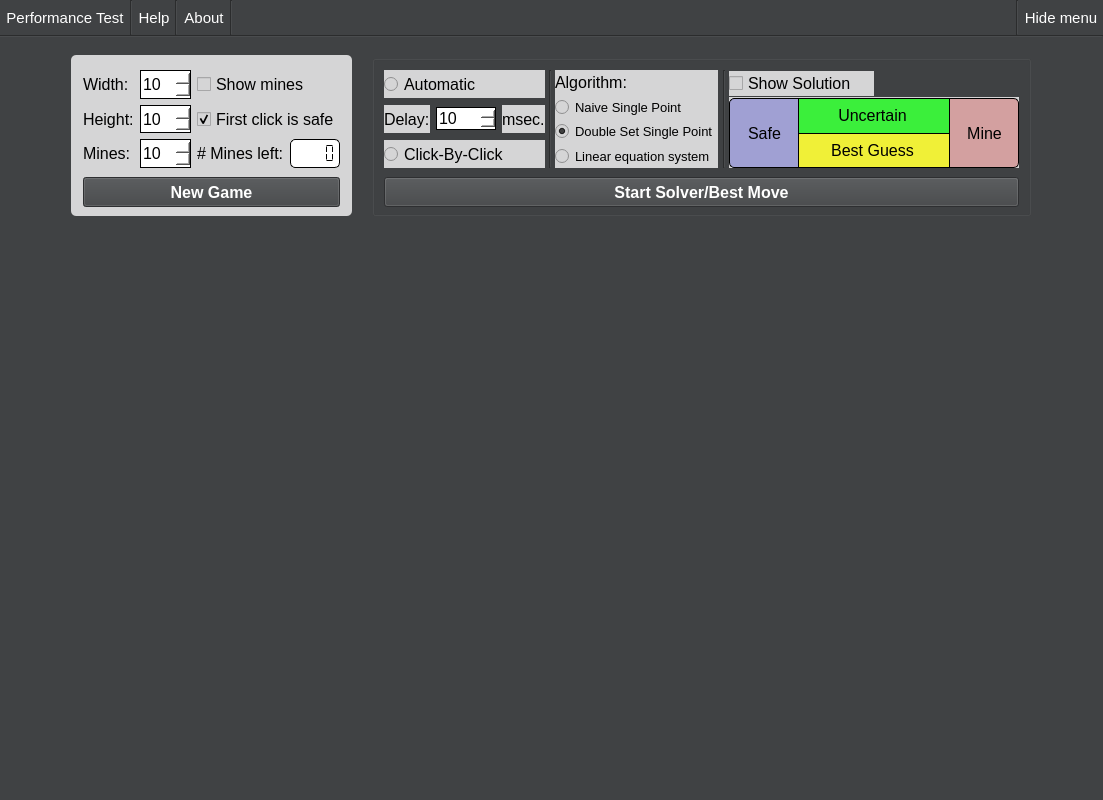
Before: the Qt Designer form mainwindow.ui in skullbox305/Minesweeper-Solver, drawn with Qt 5.
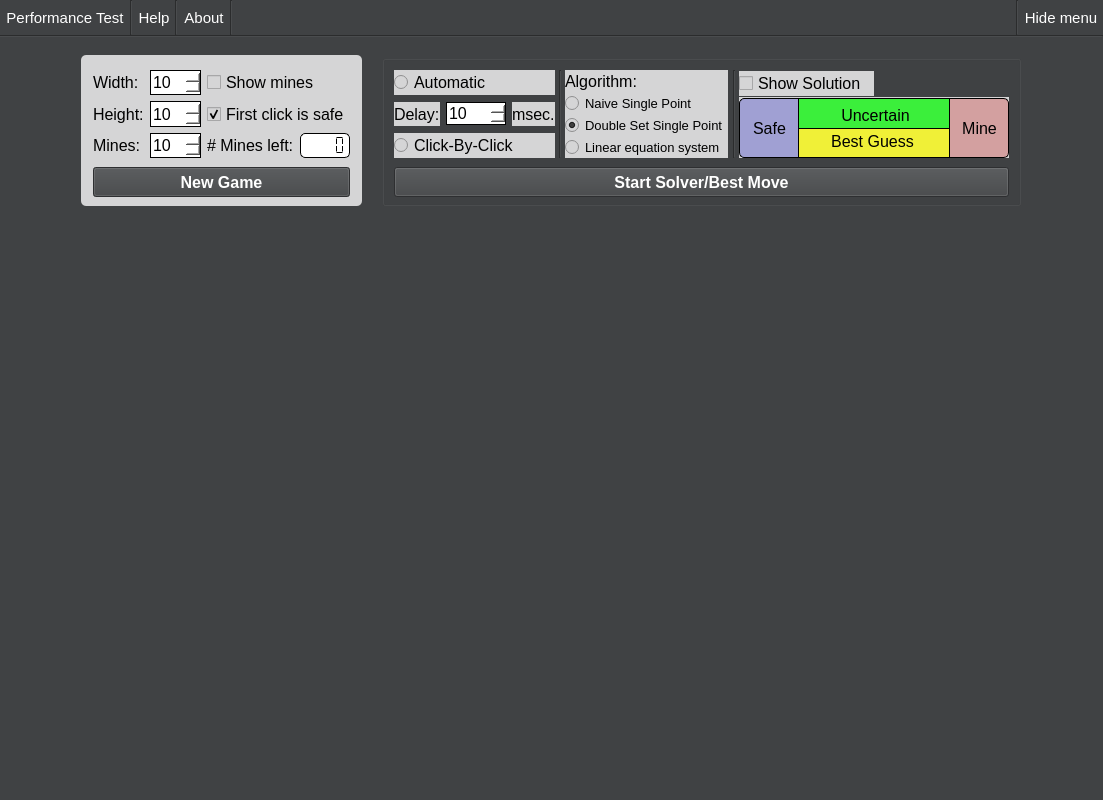
After: the same form once the commit is applied. Icons and pictures are not drawn.

Patch:
```diff
--- a/mainwindow.ui
+++ b/mainwindow.ui
@@ -204,7 +204,7 @@
          <x>0</x>
          <y>0</y>
          <width>1103</width>
-         <height>575</height>
+         <height>580</height>
         </rect>
        </property>
        <property name="sizePolicy">
@@ -826,8 +826,8 @@
                             </property>
                             <property name="minimumSize">
                              <size>
-                              <width>70</width>
-                              <height>70</height>
+                              <width>60</width>
+                              <height>60</height>
                              </size>
                             </property>
                             <property name="styleSheet">
@@ -852,8 +852,8 @@
                               <rect>
                                <x>10</x>
                                <y>10</y>
-                               <width>51</width>
-                               <height>51</height>
+                               <width>41</width>
+                               <height>41</height>
                               </rect>
                              </property>
                              <property name="sizePolicy">
@@ -925,9 +925,9 @@
                               <widget class="QLabel" name="label_Uncertain">
                                <property name="geometry">
                                 <rect>
-                                 <x>0</x>
+                                 <x>6</x>
                                  <y>3</y>
-                                 <width>147</width>
+                                 <width>141</width>
                                  <height>28</height>
                                 </rect>
                                </property>
@@ -998,7 +998,7 @@
                                  <x>0</x>
                                  <y>3</y>
                                  <width>147</width>
-                                 <height>28</height>
+                                 <height>21</height>
                                 </rect>
                                </property>
                                <property name="sizePolicy">
@@ -1041,8 +1041,8 @@
                             </property>
                             <property name="minimumSize">
                              <size>
-                              <width>70</width>
-                              <height>70</height>
+                              <width>60</width>
+                              <height>60</height>
                              </size>
                             </property>
                             <property name="styleSheet">
@@ -1063,8 +1063,8 @@
                               <rect>
                                <x>10</x>
                                <y>10</y>
-                               <width>51</width>
-                               <height>51</height>
+                               <width>41</width>
+                               <height>41</height>
                               </rect>
                              </property>
                              <property name="font">
@@ -1306,7 +1306,7 @@
                         <number>9</number>
                        </property>
                        <property name="maximum">
-                        <number>30</number>
+                        <number>50</number>
                        </property>
                        <property name="value">
                         <number>10</number>
@@ -1364,7 +1364,7 @@
                         <number>9</number>
                        </property>
                        <property name="maximum">
-                        <number>24</number>
+                        <number>50</number>
                        </property>
                        <property name="value">
                         <number>10</number>
```
